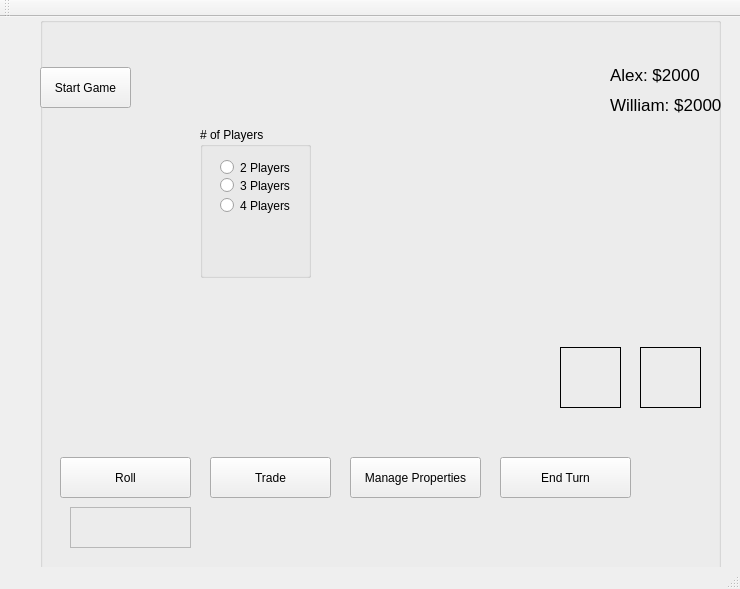
Before: the Qt Designer form mainwindow.ui in sandersj02/monopoly, drawn with Qt 5.
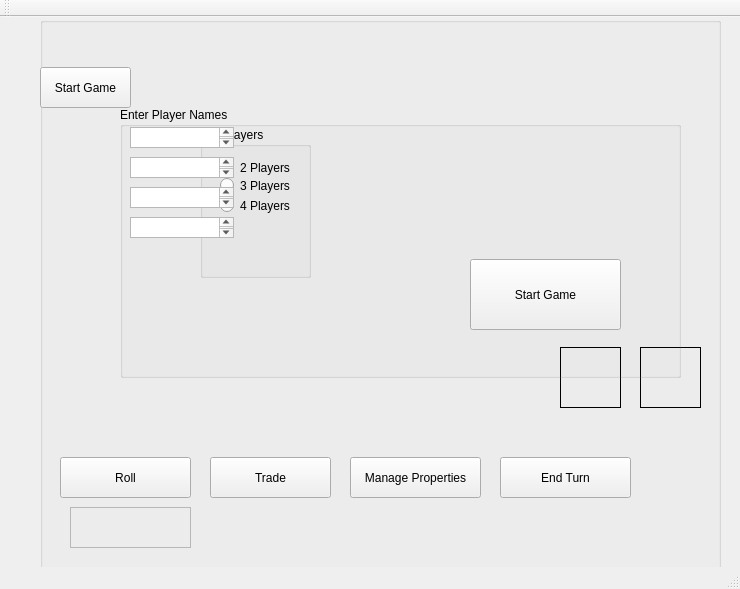
After: the same form once the commit is applied. Icons and pictures are not drawn.

Commit message:
Working on name text
Working on adding the ability to add player names and player object creation

Patch:
```diff
--- a/mainwindow.ui
+++ b/mainwindow.ui
@@ -120,42 +120,6 @@
       <string>Trade</string>
      </property>
     </widget>
-    <widget class="QLabel" name="label_3">
-     <property name="geometry">
-      <rect>
-       <x>570</x>
-       <y>80</y>
-       <width>111</width>
-       <height>16</height>
-      </rect>
-     </property>
-     <property name="font">
-      <font>
-       <pointsize>13</pointsize>
-      </font>
-     </property>
-     <property name="text">
-      <string>William: $2000</string>
-     </property>
-    </widget>
-    <widget class="QLabel" name="label_2">
-     <property name="geometry">
-      <rect>
-       <x>570</x>
-       <y>50</y>
-       <width>91</width>
-       <height>16</height>
-      </rect>
-     </property>
-     <property name="font">
-      <font>
-       <pointsize>13</pointsize>
-      </font>
-     </property>
-     <property name="text">
-      <string>Alex: $2000</string>
-     </property>
-    </widget>
     <widget class="QPushButton" name="btnProperties">
      <property name="geometry">
       <rect>
@@ -249,8 +213,6 @@
     <zorder>lblBoard</zorder>
     <zorder>btnTrade</zorder>
     <zorder>btnRoll</zorder>
-    <zorder>label_3</zorder>
-    <zorder>label_2</zorder>
     <zorder>btnProperties</zorder>
     <zorder>btnEnd</zorder>
     <zorder>label_4</zorder>
@@ -270,10 +232,77 @@
      <string/>
     </property>
    </widget>
+   <widget class="QGroupBox" name="groupBox2">
+    <property name="geometry">
+     <rect>
+      <x>120</x>
+      <y>90</y>
+      <width>561</width>
+      <height>271</height>
+     </rect>
+    </property>
+    <property name="title">
+     <string>Enter Player Names</string>
+    </property>
+    <widget class="QTextEdit" name="txtPlayer1">
+     <property name="geometry">
+      <rect>
+       <x>10</x>
+       <y>20</y>
+       <width>104</width>
+       <height>21</height>
+      </rect>
+     </property>
+    </widget>
+    <widget class="QTextEdit" name="txtPlayer2">
+     <property name="geometry">
+      <rect>
+       <x>10</x>
+       <y>50</y>
+       <width>104</width>
+       <height>21</height>
+      </rect>
+     </property>
+    </widget>
+    <widget class="QTextEdit" name="txtPlayer3">
+     <property name="geometry">
+      <rect>
+       <x>10</x>
+       <y>80</y>
+       <width>104</width>
+       <height>21</height>
+      </rect>
+     </property>
+    </widget>
+    <widget class="QTextEdit" name="txtPlayer4">
+     <property name="geometry">
+      <rect>
+       <x>10</x>
+       <y>110</y>
+       <width>104</width>
+       <height>21</height>
+      </rect>
+     </property>
+    </widget>
+    <widget class="QPushButton" name="btnGame">
+     <property name="geometry">
+      <rect>
+       <x>350</x>
+       <y>152</y>
+       <width>151</width>
+       <height>71</height>
+      </rect>
+     </property>
+     <property name="text">
+      <string>Start Game</string>
+     </property>
+    </widget>
+   </widget>
    <zorder>gbBoard</zorder>
    <zorder>btnStart</zorder>
    <zorder>groupbox1</zorder>
    <zorder>lblProperty</zorder>
+   <zorder>groupBox2</zorder>
   </widget>
   <widget class="QMenuBar" name="menuBar">
    <property name="geometry">
```
The commit also changes 1 other file.
